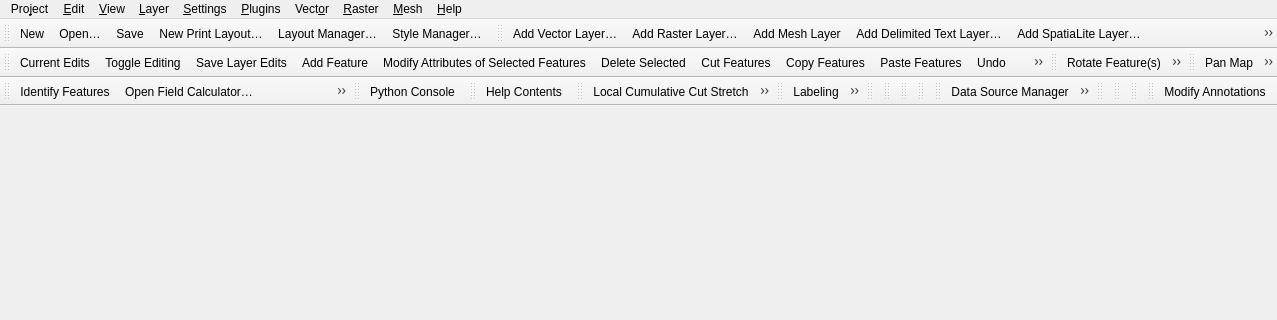
Before: the Qt Designer form src/ui/qgisapp.ui in qgis/QGIS, drawn with Qt 5; both pictures show x 0 to 1277 and y 0 to 320 of the 1277 by 506 pixel window.
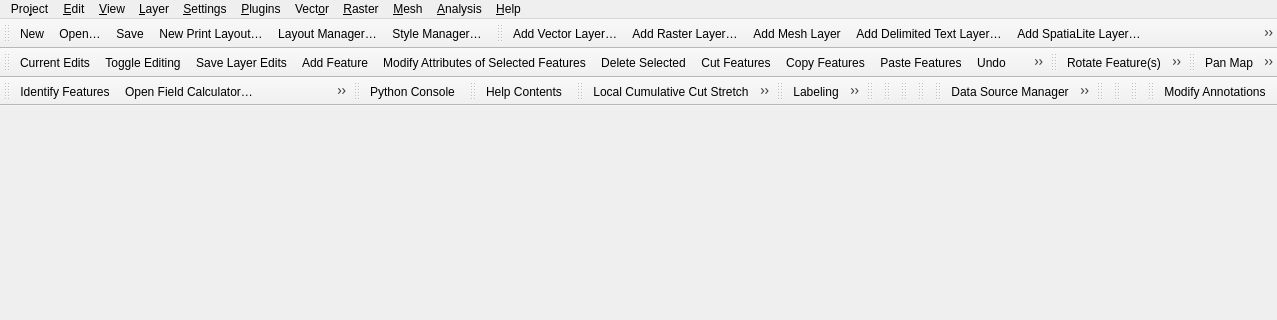
After: the same form once the commit is applied. Icons and pictures are not drawn.

Commit message:
Rename 'Processing' menu as 'Analysis'
This gives us a location for generic, non-Processing analytical
tools to sit (e.g. the elevation profile tool)

What changed in the file:
```diff
--- a/src/ui/qgisapp.ui
+++ b/src/ui/qgisapp.ui
@@ -396,6 +396,11 @@
     </property>
     <addaction name="mActionShowMeshCalculator"/>
    </widget>
+   <widget class="QMenu" name="mAnalysisMenu">
+    <property name="title">
+     <string>&amp;Analysis</string>
+    </property>
+   </widget>
    <addaction name="mProjectMenu"/>
    <addaction name="mEditMenu"/>
    <addaction name="mViewMenu"/>
@@ -405,6 +410,7 @@
    <addaction name="mVectorMenu"/>
    <addaction name="mRasterMenu"/>
    <addaction name="mMeshMenu"/>
+   <addaction name="mAnalysisMenu"/>
    <addaction name="mHelpMenu"/>
   </widget>
   <widget class="QStatusBar" name="statusbar">
```
The commit also changes 6 other files.
